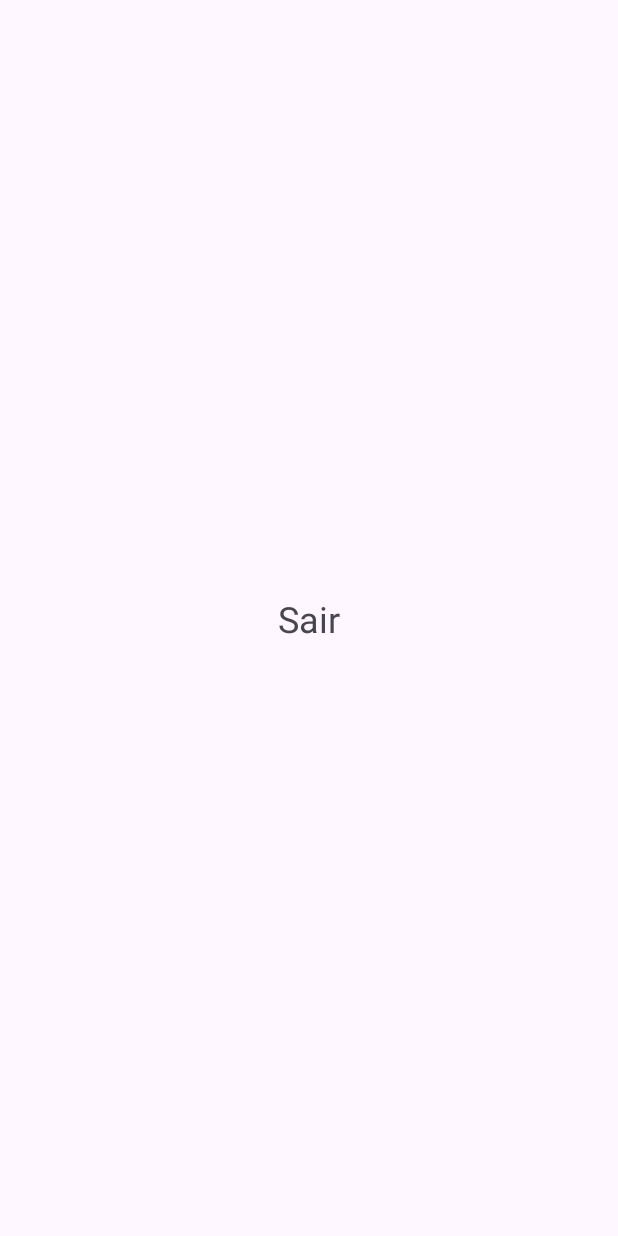
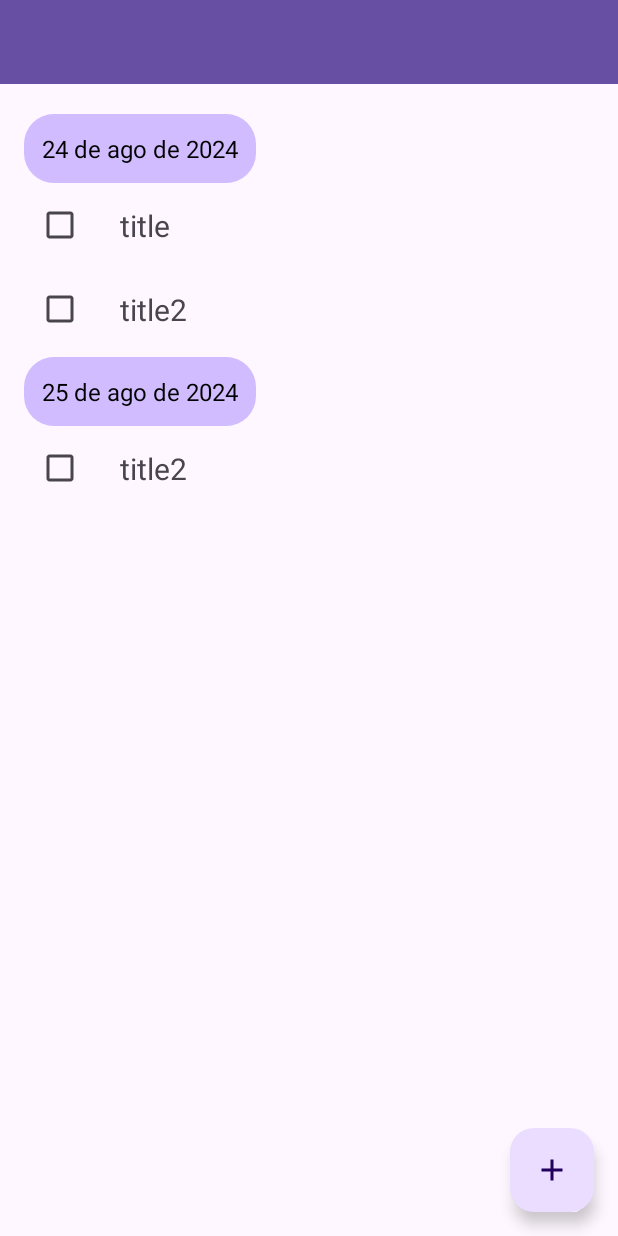
Before and after one commit to brunorodriguesaraujo/tasklist, an Android app: the screen it shows after launch once a user with an empty profile is signed in (HomeActivity), on a phone screen of 412 x 824 dp. Before the commit the screen is almost empty. Run offline under Robolectric (Android 15) with nearby library versions, the phone set to English and light mode, and no system bars; our stand-ins replace Firebase (no records; nobody signed in at launch, a user with empty details on screens opened directly).

Commit message:
change packages and add list in home

```diff
--- a/app/src/main/AndroidManifest.xml
+++ b/app/src/main/AndroidManifest.xml
@@ -18,7 +18,7 @@
             android:name=".signin.ForgotPasswordActivity"
             android:exported="false" />
         <activity
-            android:name=".HomeActivity"
+            android:name=".home.HomeActivity"
             android:exported="false" />
         <activity
             android:name=".signin.LoginActivity"
--- a/app/src/main/java/br/com/brunorodrigues/tasklist/HomeActivity.kt
+++ /dev/null
@@ -1,33 +0,0 @@
-package br.com.brunorodrigues.tasklist
-
-import android.content.Intent
-import android.os.Bundle
-import androidx.appcompat.app.AppCompatActivity
-import br.com.brunorodrigues.tasklist.databinding.ActivityHomeBinding
-import br.com.brunorodrigues.tasklist.signin.LoginActivity
-import com.google.firebase.auth.FirebaseAuth
-import com.google.firebase.auth.ktx.auth
-import com.google.firebase.ktx.Firebase
-
-class HomeActivity : AppCompatActivity() {
-
-    private lateinit var binding: ActivityHomeBinding
-    private lateinit var auth: FirebaseAuth
-    override fun onCreate(savedInstanceState: Bundle?) {
-        super.onCreate(savedInstanceState)
-        binding = ActivityHomeBinding.inflate(layoutInflater)
-        setContentView(binding.root)
-        auth = Firebase.auth
-        setViews()
-    }
-
-    private fun setViews() {
-        binding.textViewSignOut.setOnClickListener { signOut() }
-    }
-
-    private fun signOut() {
-        auth.signOut()
-        finishAffinity()
-        startActivity(Intent(this, LoginActivity::class.java))
-    }
-}
--- a/app/src/main/java/br/com/brunorodrigues/tasklist/extension/ValidationExtension.kt
+++ b/app/src/main/java/br/com/brunorodrigues/tasklist/commons/extension/ValidationExtension.kt
@@ -1,4 +1,4 @@
-package br.com.brunorodrigues.tasklist.extension
+package br.com.brunorodrigues.tasklist.commons.extension
 
 import android.util.Patterns
 
--- /dev/null
+++ b/app/src/main/java/br/com/brunorodrigues/tasklist/home/HomeActivity.kt
@@ -0,0 +1,78 @@
+package br.com.brunorodrigues.tasklist.home
+
+import android.annotation.SuppressLint
+import android.content.Intent
+import android.os.Bundle
+import androidx.appcompat.app.AppCompatActivity
+import br.com.brunorodrigues.tasklist.databinding.ActivityHomeBinding
+import br.com.brunorodrigues.tasklist.model.TaskModel
+import br.com.brunorodrigues.tasklist.signin.LoginActivity
+import com.google.firebase.auth.FirebaseAuth
+import com.google.firebase.auth.ktx.auth
+import com.google.firebase.ktx.Firebase
+
+class HomeActivity : AppCompatActivity() {
+
+    private lateinit var binding: ActivityHomeBinding
+    private lateinit var auth: FirebaseAuth
+    override fun onCreate(savedInstanceState: Bundle?) {
+        super.onCreate(savedInstanceState)
+        binding = ActivityHomeBinding.inflate(layoutInflater)
+        setContentView(binding.root)
+        initFirebaseAuth()
+        initAdapter()
+        setViews()
+        setListener()
+    }
+
+    private fun initFirebaseAuth() {
+        auth = Firebase.auth
+    }
+
+    @SuppressLint("NotifyDataSetChanged")
+    private fun initAdapter() {
+        val list = listOf(
+            TaskModel(
+                "1",
+                "title",
+                "alo",
+                "24 de ago de 2024"
+            ),
+            TaskModel(
+                "2",
+                "title2",
+                "aloo",
+                "24 de ago de 2024"
+            ),
+            TaskModel(
+                "2",
+                "title2",
+                "aloo",
+                "25 de ago de 2024"
+            ),
+        )
+
+        val homeAdapter = HomeAdapter(prepareItems(list))
+        binding.rvTask.adapter = homeAdapter
+        homeAdapter.notifyDataSetChanged()
+    }
+
+    private fun prepareItems(list: List<TaskModel>): List<Any> {
+        return list.groupBy { it.date }.flatMap { (date, tasks) ->
+            listOf(date) + tasks
+        }
+    }
+
+    private fun setViews() {
+    }
+
+    private fun setListener() {
+//        binding.toolbar.setClickButtonLogout { signOut() }
+    }
+
+    private fun signOut() {
+        auth.signOut()
+        finishAffinity()
+        startActivity(Intent(this, LoginActivity::class.java))
+    }
+}
--- /dev/null
+++ b/app/src/main/java/br/com/brunorodrigues/tasklist/home/HomeAdapter.kt
@@ -0,0 +1,78 @@
+package br.com.brunorodrigues.tasklist.home
+
+import android.view.LayoutInflater
+import android.view.ViewGroup
+import androidx.recyclerview.widget.RecyclerView
+import androidx.recyclerview.widget.RecyclerView.ViewHolder
+import br.com.brunorodrigues.tasklist.databinding.HeaderTaskBinding
+import br.com.brunorodrigues.tasklist.databinding.ItemTaskBinding
+import br.com.brunorodrigues.tasklist.model.TaskModel
+
+class HomeAdapter(private val list: List<Any> = emptyList()) :
+    RecyclerView.Adapter<ViewHolder>() {
+
+    companion object {
+        const val ITEM_TYPE_HEADER = 0
+        const val ITEM_TYPE_TASK = 1
+    }
+
+    override fun onCreateViewHolder(parent: ViewGroup, viewType: Int): ViewHolder {
+        if (viewType == ITEM_TYPE_HEADER) {
+            return ViewHolderHeader(
+                HeaderTaskBinding.inflate(
+                    LayoutInflater.from(parent.context),
+                    parent,
+                    false
+                )
+            )
+        } else if (viewType == ITEM_TYPE_TASK) {
+            return ViewHolderTask(
+                ItemTaskBinding.inflate(
+                    LayoutInflater.from(parent.context),
+                    parent,
+                    false
+                )
+            )
+        }
+
+        throw RuntimeException("Error Adapter")
+    }
+
+    override fun onBindViewHolder(holder: ViewHolder, position: Int) {
+        when (holder) {
+            is ViewHolderHeader -> holder.bind(list[position] as String)
+            is ViewHolderTask -> holder.bind(list[position] as TaskModel)
+        }
+    }
+
+    override fun getItemViewType(position: Int): Int {
+        return when (list[position]) {
+            is String -> ITEM_TYPE_HEADER
+            is TaskModel -> ITEM_TYPE_TASK
+            else -> throw IllegalArgumentException("Invalid item type")
+        }
+    }
+
+    override fun getItemCount(): Int = list.size
+
+}
+
+class ViewHolderTask(private val binding: ItemTaskBinding) :
+    ViewHolder(binding.root) {
+
+    fun bind(item: TaskModel) {
+        binding.apply {
+            tvTitle.text = item.title
+        }
+    }
+}
+
+class ViewHolderHeader(private val binding: HeaderTaskBinding) :
+    ViewHolder(binding.root) {
+
+    fun bind(date: String) {
+        binding.apply {
+            tvHeader.text = date
+        }
+    }
+}
--- /dev/null
+++ b/app/src/main/java/br/com/brunorodrigues/tasklist/model/TaskModel.kt
@@ -0,0 +1,8 @@
+package br.com.brunorodrigues.tasklist.model
+
+data class TaskModel(
+    val id: String,
+    val title: String,
+    val description: String,
+    val date: String
+)
--- a/app/src/main/java/br/com/brunorodrigues/tasklist/signin/ForgotPasswordActivity.kt
+++ b/app/src/main/java/br/com/brunorodrigues/tasklist/signin/ForgotPasswordActivity.kt
@@ -6,7 +6,7 @@ import androidx.appcompat.app.AppCompatActivity
 import androidx.core.view.isVisible
 import br.com.brunorodrigues.tasklist.R
 import br.com.brunorodrigues.tasklist.databinding.ActivityForgotPasswordBinding
-import br.com.brunorodrigues.tasklist.extension.isEmailValid
+import br.com.brunorodrigues.tasklist.commons.extension.isEmailValid
 import com.google.firebase.auth.FirebaseAuth
 import com.google.firebase.auth.ktx.auth
 import com.google.firebase.ktx.Firebase
--- a/app/src/main/java/br/com/brunorodrigues/tasklist/signin/LoginActivity.kt
+++ b/app/src/main/java/br/com/brunorodrigues/tasklist/signin/LoginActivity.kt
@@ -6,11 +6,11 @@ import android.widget.Toast
 import androidx.appcompat.app.AppCompatActivity
 import androidx.core.view.isVisible
 import androidx.core.widget.addTextChangedListener
-import br.com.brunorodrigues.tasklist.HomeActivity
+import br.com.brunorodrigues.tasklist.home.HomeActivity
 import br.com.brunorodrigues.tasklist.R
 import br.com.brunorodrigues.tasklist.signup.RegisterUserActivity
 import br.com.brunorodrigues.tasklist.databinding.ActivityLoginBinding
-import br.com.brunorodrigues.tasklist.extension.isEmailValid
+import br.com.brunorodrigues.tasklist.commons.extension.isEmailValid
 import com.google.firebase.auth.FirebaseAuth
 import com.google.firebase.auth.ktx.auth
 import com.google.firebase.ktx.Firebase
--- a/app/src/main/java/br/com/brunorodrigues/tasklist/signup/RegisterUserActivity.kt
+++ b/app/src/main/java/br/com/brunorodrigues/tasklist/signup/RegisterUserActivity.kt
@@ -7,7 +7,7 @@ import androidx.core.view.isVisible
 import androidx.core.widget.addTextChangedListener
 import br.com.brunorodrigues.tasklist.R
 import br.com.brunorodrigues.tasklist.databinding.ActivityRegisterUserBinding
-import br.com.brunorodrigues.tasklist.extension.isEmailValid
+import br.com.brunorodrigues.tasklist.commons.extension.isEmailValid
 import com.google.firebase.auth.FirebaseAuth
 import com.google.firebase.auth.ktx.auth
 import com.google.firebase.ktx.Firebase
--- /dev/null
+++ b/app/src/main/res/drawable/header_background.xml
@@ -0,0 +1,7 @@
+<?xml version="1.0" encoding="utf-8"?>
+<shape xmlns:android="http://schemas.android.com/apk/res/android">
+
+    <solid android:color="@color/my_light_purple" />
+    <corners android:radius="@dimen/_20sp" />
+
+</shape>
--- /dev/null
+++ b/app/src/main/res/drawable/ic_add_24.xml
@@ -0,0 +1,5 @@
+<vector xmlns:android="http://schemas.android.com/apk/res/android" android:height="24dp" android:tint="#FFFFFF" android:viewportHeight="24" android:viewportWidth="24" android:width="24dp">
+
+    <path android:fillColor="@android:color/white" android:pathData="M19,13h-6v6h-2v-6H5v-2h6V5h2v6h6v2z"/>
+
+</vector>
--- /dev/null
+++ b/app/src/main/res/drawable/ic_logout.xml
@@ -0,0 +1,9 @@
+<vector xmlns:android="http://schemas.android.com/apk/res/android"
+    android:width="24dp"
+    android:height="24dp"
+    android:viewportWidth="960"
+    android:viewportHeight="960">
+  <path
+      android:pathData="M200,840q-33,0 -56.5,-23.5T120,760v-560q0,-33 23.5,-56.5T200,120h280v80L200,200v560h280v80L200,840ZM640,680 L585,622 687,520L360,520v-80h327L585,338l55,-58 200,200 -200,200Z"
+      android:fillColor="#e8eaed"/>
+</vector>
--- a/app/src/main/res/layout/activity_home.xml
+++ b/app/src/main/res/layout/activity_home.xml
@@ -5,17 +5,30 @@
     android:id="@+id/main"
     android:layout_width="match_parent"
     android:layout_height="match_parent"
-    tools:context=".HomeActivity">
+    tools:context=".home.HomeActivity">
 
-    <TextView
-        android:id="@+id/textViewSignOut"
+    <include
+        android:id="@+id/toolbarLayout"
+        layout="@layout/toolbar" />
+
+    <androidx.recyclerview.widget.RecyclerView
+        android:id="@+id/rvTask"
+        android:layout_width="match_parent"
+        android:layout_height="0dp"
+        android:layout_margin="@dimen/_16dp"
+        app:layoutManager="androidx.recyclerview.widget.LinearLayoutManager"
+        app:layout_constraintEnd_toEndOf="parent"
+        app:layout_constraintStart_toStartOf="parent"
+        app:layout_constraintTop_toBottomOf="@+id/toolbarLayout"
+        tools:listitem="@layout/item_task" />
+
+    <com.google.android.material.floatingactionbutton.FloatingActionButton
         android:layout_width="wrap_content"
         android:layout_height="wrap_content"
-        android:text="@string/exit"
-        android:textSize="24sp"
+        android:layout_margin="@dimen/_16dp"
+        android:contentDescription="@string/add_button"
+        android:src="@drawable/ic_add_24"
         app:layout_constraintBottom_toBottomOf="parent"
-        app:layout_constraintEnd_toEndOf="parent"
-        app:layout_constraintStart_toStartOf="parent"
-        app:layout_constraintTop_toTopOf="parent" />
+        app:layout_constraintEnd_toEndOf="parent" />
 
 </androidx.constraintlayout.widget.ConstraintLayout>
--- /dev/null
+++ b/app/src/main/res/layout/header_task.xml
@@ -0,0 +1,21 @@
+<?xml version="1.0" encoding="utf-8"?>
+<androidx.constraintlayout.widget.ConstraintLayout xmlns:android="http://schemas.android.com/apk/res/android"
+    xmlns:app="http://schemas.android.com/apk/res-auto"
+    xmlns:tools="http://schemas.android.com/tools"
+    android:layout_width="match_parent"
+    android:paddingTop="@dimen/_4dp"
+    android:layout_height="wrap_content">
+
+    <TextView
+        android:id="@+id/tvHeader"
+        android:layout_width="wrap_content"
+        android:layout_height="wrap_content"
+        android:background="@drawable/header_background"
+        android:padding="@dimen/_12dp"
+        android:textColor="@color/black"
+        android:textSize="@dimen/_16sp"
+        app:layout_constraintStart_toStartOf="parent"
+        app:layout_constraintTop_toTopOf="parent"
+        tools:text="26 de ago de 2024" />
+
+</androidx.constraintlayout.widget.ConstraintLayout>
--- /dev/null
+++ b/app/src/main/res/layout/item_task.xml
@@ -0,0 +1,28 @@
+<?xml version="1.0" encoding="utf-8"?>
+<androidx.constraintlayout.widget.ConstraintLayout xmlns:android="http://schemas.android.com/apk/res/android"
+    xmlns:app="http://schemas.android.com/apk/res-auto"
+    xmlns:tools="http://schemas.android.com/tools"
+    android:layout_width="match_parent"
+    android:layout_height="wrap_content"
+    android:paddingTop="@dimen/_4dp"
+    android:paddingBottom="@dimen/_4dp">
+
+    <CheckBox
+        android:id="@+id/checkBoxTask"
+        android:layout_width="wrap_content"
+        android:layout_height="wrap_content"
+        app:layout_constraintStart_toStartOf="parent"
+        app:layout_constraintTop_toTopOf="parent" />
+
+    <TextView
+        android:id="@+id/tvTitle"
+        android:layout_width="wrap_content"
+        android:layout_height="wrap_content"
+        android:layout_margin="@dimen/_16dp"
+        android:textSize="@dimen/_20sp"
+        app:layout_constraintBottom_toBottomOf="@id/checkBoxTask"
+        app:layout_constraintStart_toEndOf="@+id/checkBoxTask"
+        app:layout_constraintTop_toTopOf="@+id/checkBoxTask"
+        tools:text="Task 1" />
+
+</androidx.constraintlayout.widget.ConstraintLayout>
--- /dev/null
+++ b/app/src/main/res/layout/toolbar.xml
@@ -0,0 +1,13 @@
+<?xml version="1.0" encoding="utf-8"?>
+<Toolbar xmlns:android="http://schemas.android.com/apk/res/android"
+    xmlns:app="http://schemas.android.com/apk/res-auto"
+    xmlns:tools="http://schemas.android.com/tools"
+    android:id="@+id/toolbar"
+    android:layout_width="match_parent"
+    android:layout_height="wrap_content"
+    android:background="?attr/colorPrimary"
+    android:titleTextColor="@color/white"
+    app:layout_constraintEnd_toEndOf="parent"
+    app:layout_constraintStart_toStartOf="parent"
+    app:layout_constraintTop_toTopOf="parent"
+    tools:title="@string/title_toolbar_home" />
--- a/app/src/main/res/values/colors.xml
+++ b/app/src/main/res/values/colors.xml
@@ -2,4 +2,5 @@
 <resources>
     <color name="black">#FF000000</color>
     <color name="white">#FFFFFFFF</color>
+    <color name="my_light_purple">#D0BCFF</color>
 </resources>
--- /dev/null
+++ b/app/src/main/res/values/dimens.xml
@@ -0,0 +1,9 @@
+<?xml version="1.0" encoding="utf-8"?>
+<resources>
+    <dimen name="_16dp">16dp</dimen>
+    <dimen name="_20sp">20sp</dimen>
+    <dimen name="_16sp">16sp</dimen>
+    <dimen name="_8sp">8sp</dimen>
+    <dimen name="_12dp">12dp</dimen>
+    <dimen name="_4dp">4dp</dimen>
+</resources>
--- a/app/src/main/res/values/strings.xml
+++ b/app/src/main/res/values/strings.xml
@@ -19,4 +19,6 @@
     <string name="required_password">Senha é obrigatória</string>
     <string name="required_minimun_length_password">A senha precisa ter no minímo 6 caracteres</string>
     <string name="different_password">Senhas diferentes</string>
+    <string name="add_button">add_button</string>
+    <string name="title_toolbar_home">Lista de Tarefas</string>
 </resources>
```
